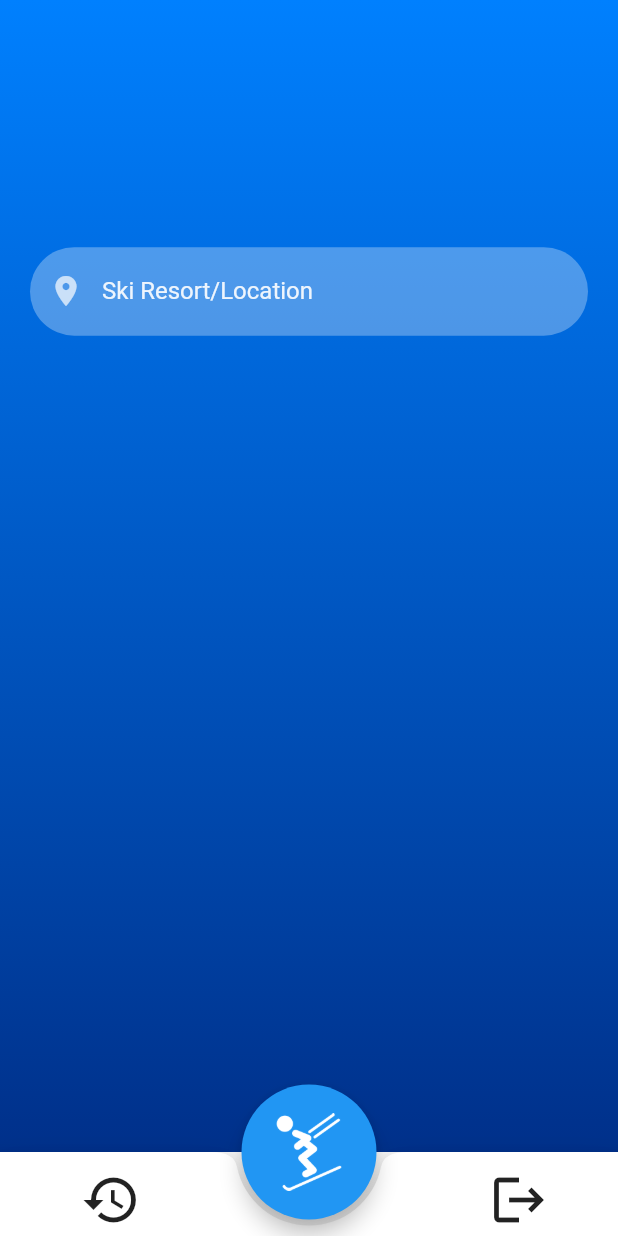
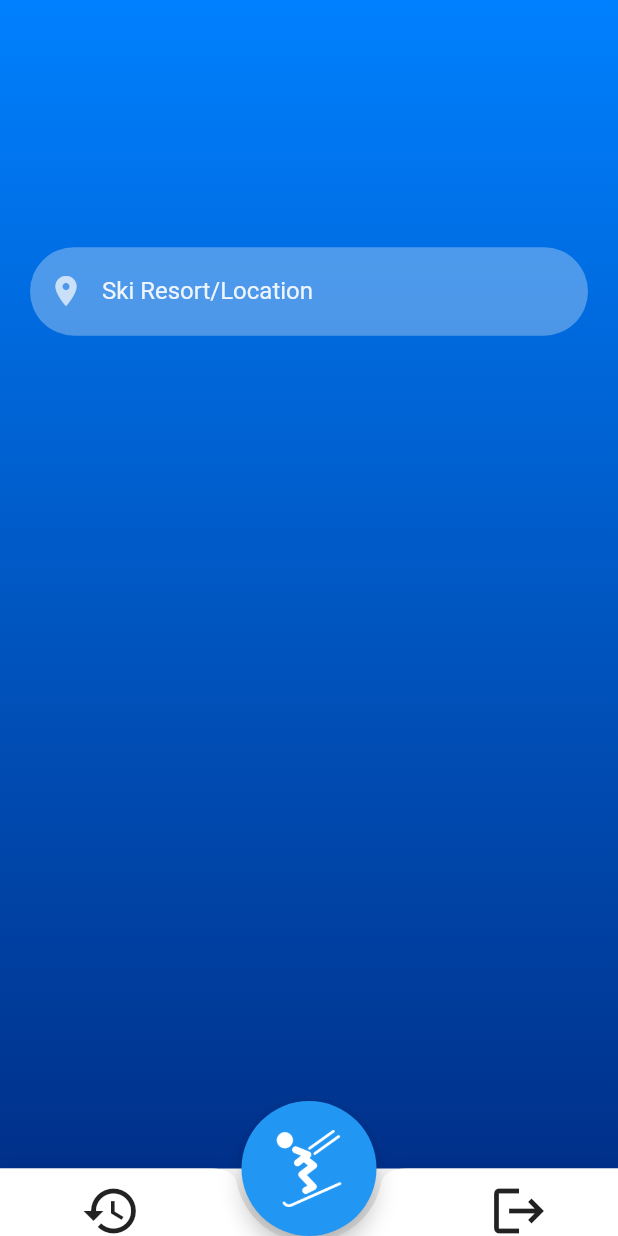
Before and after one commit to victor-scriosteanu/SkiFy, a Flutter app: the screen it shows once a user with an empty profile is signed in, on a phone screen of 412 x 824 dp. Run offline on Flutter 3.47's test engine with Material 2 defaults, Android fonts, the phone set to English and light mode, and no system bars; our stand-ins replace firebase_auth, firebase_core, firebase_database, fluttertoast, location; accounts and stored records are empty.

Commit message:
delete bar and change downbar height

```diff
--- a/lib/screens/start_screen.dart
+++ b/lib/screens/start_screen.dart
@@ -92,7 +92,7 @@ class _StartScreenState extends State<StartScreen> {
           shape: CircularNotchedRectangle(),
           color: Colors.white,
           child: Container(
-            height: 56,
+            height: 45,
             child: Row(
               mainAxisAlignment: MainAxisAlignment.spaceAround,
               children: <Widget>[
```
Also changed, not shown: lib/screens/home_screen.dart (+2 -5 lines), lib/screens/pause_screen.dart (+2 -5 lines).
